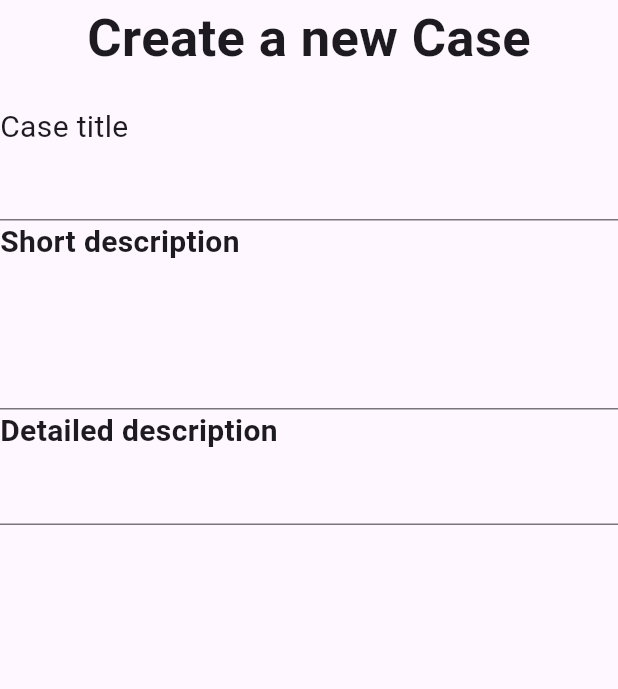
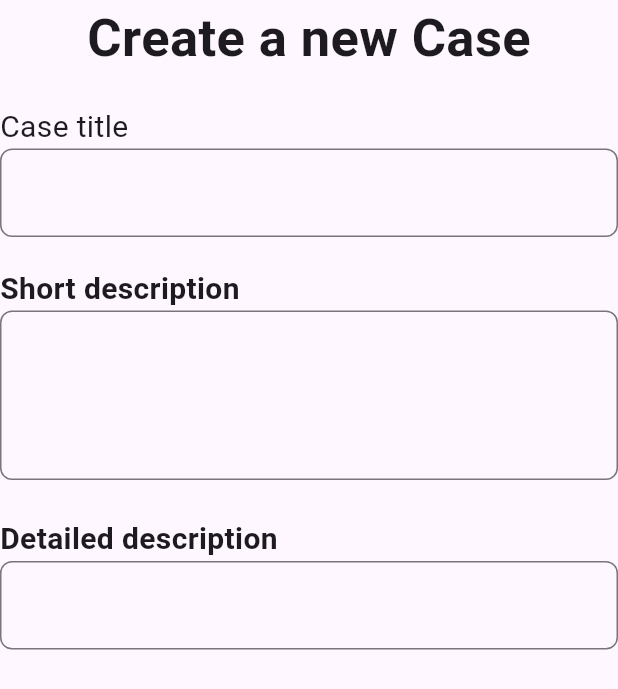
Before and after one commit to Ahmadu-Suleiman/CASE, a Flutter app: the CreateCase screen opened by its route, on a phone screen of 412 x 824 dp. Shown: the top 689 px of the screen. Run offline on Flutter 3.47's test engine with Material 3 defaults, Android fonts, the light colour scheme and no system bars; our stand-ins replace animated_bottom_navigation_bar.

Commit message:
changes in the input box border of the create case pag

```diff
--- a/lib/pages/create_case.dart
+++ b/lib/pages/create_case.dart
@@ -40,12 +40,20 @@ class _CreateCaseState extends State<CreateCase> {
             ),
           ),
            TextField(
+            decoration: InputDecoration(
+              border: OutlineInputBorder(
+                borderRadius: BorderRadius.all(
+                  Radius.circular(8),
+                ),
+              ),
+            ),
             maxLines: 1,
             style:  TextStyle(
               fontSize: 18,
               color: Colors.black,
             ),
           ),
+          SizedBox(height: 20),
            Text(
             'Short description',
             style: TextStyle(
@@ -59,7 +67,15 @@ class _CreateCaseState extends State<CreateCase> {
               fontSize: 18,
               color: Colors.black,
             ),
+            decoration: InputDecoration(
+              border: OutlineInputBorder(
+                borderRadius: BorderRadius.all(
+                  Radius.circular(8),
+                ),
+              ),
+            ),
           ),
+          SizedBox(height: 25),
            Text(
             'Detailed description',
             style: TextStyle(
@@ -72,6 +88,13 @@ class _CreateCaseState extends State<CreateCase> {
               fontSize: 18,
               color: Colors.black,
             ),
+            decoration: InputDecoration(
+              border: OutlineInputBorder(
+                borderRadius: BorderRadius.all(
+                  Radius.circular(8),
+                ),
+              ),
+            ),
           ),
         ],
       ),
```
